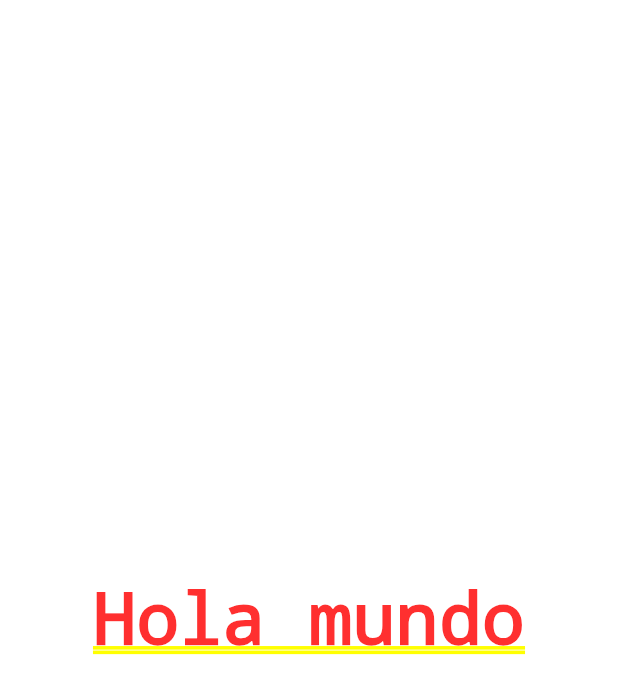
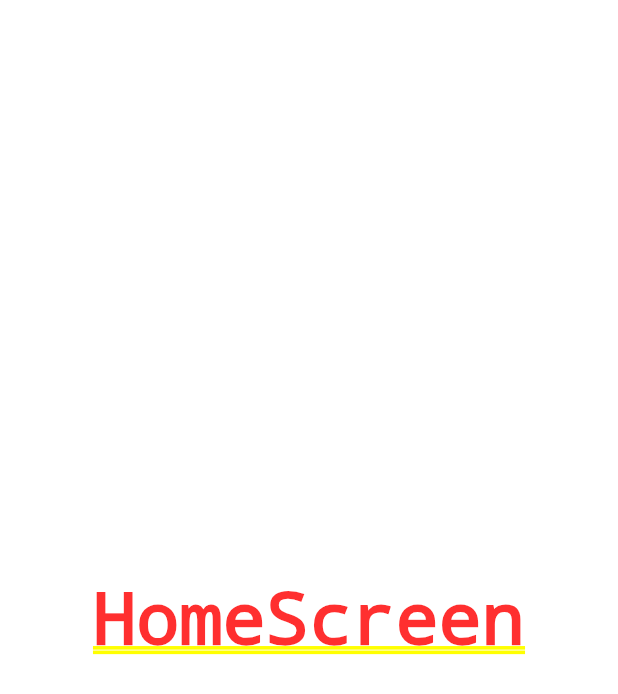
Before and after one commit to davidrt96/Aprendiendo_flutter, a Flutter app: the screen it shows after launch, on a phone screen of 412 x 824 dp. Shown: the top 694 px of the screen. Run offline on Flutter 3.47's test engine with Material 3 defaults, Android fonts, the phone set to English and light mode, and no system bars.

Commit message:
Agregando carpeta screens y modificando main

```diff
--- a/david/counter_app/lib/main.dart
+++ b/david/counter_app/lib/main.dart
@@ -1,17 +1,18 @@
 import 'package:flutter/material.dart';
+import 'package:counter_app/screens/home_screen.dart';
 
-void main(){
-  runApp(MyApp());
+
+void main() {
+  runApp(const MyApp());
 }
 
+class MyApp extends StatelessWidget {
+  //Constructor
+  const MyApp({super.key});
 
-class MyApp extends StatelessWidget{
   @override
   Widget build(BuildContext context) {
-    return MaterialApp(
-      home: Center(
-        child: Text("Hola mundo"),
-      ),
-    );
+    return const MaterialApp(
+        debugShowCheckedModeBanner: false, home: HomeScreen());
   }
 }
--- /dev/null
+++ b/david/counter_app/lib/screens/home_screen.dart
@@ -0,0 +1,12 @@
+import 'package:flutter/material.dart';
+
+class HomeScreen extends StatelessWidget {
+  const HomeScreen({super.key});
+
+  @override
+  Widget build(BuildContext context) {
+      return const Center(
+        child: Text("HomeScreen"),
+      );
+  }
+}
```
Also changed, not shown: david/Apuntes_flutter/Apuntes_galaxia.dart (+19 -0 lines).
